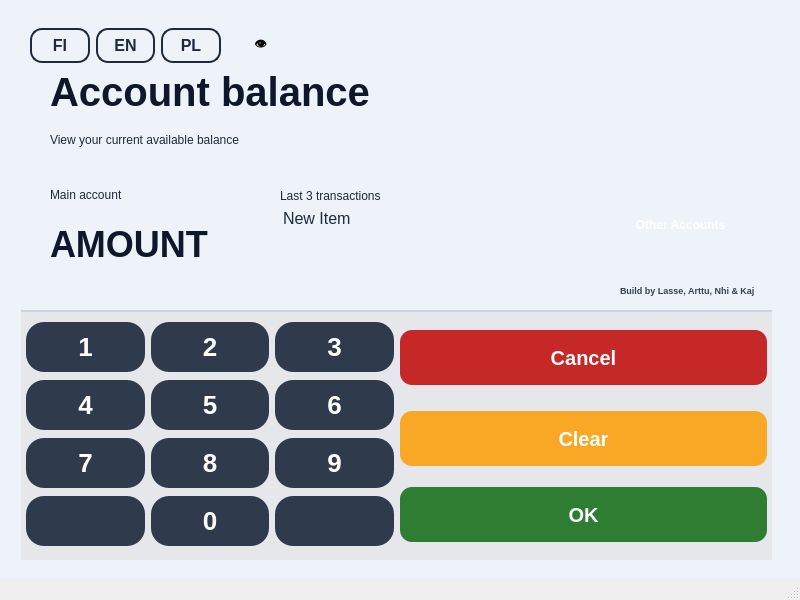
First picture: the form in bank-automat/mainwindow.ui, repository Lassesa/ATM_Bank-project, before the edit.
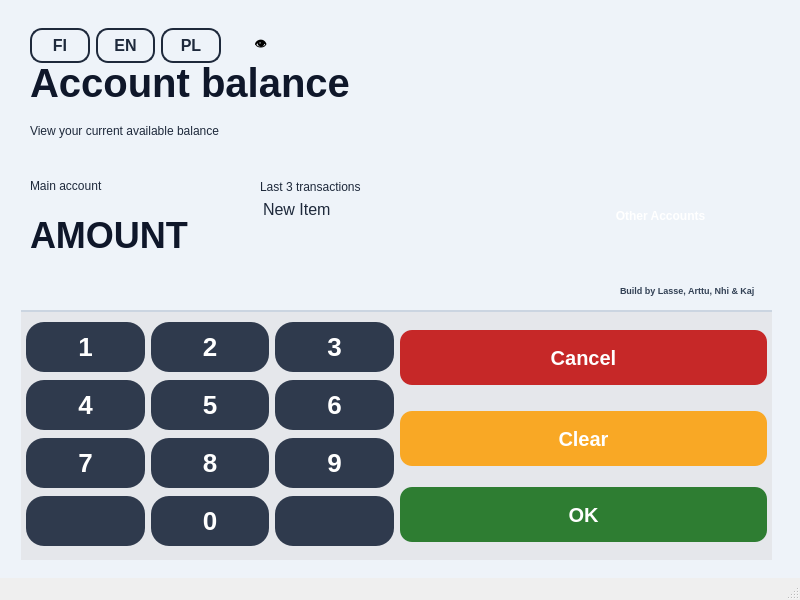
Second picture: the form after the edit. The open tabs and pages were chosen to show the change. Icons and pictures are not drawn.

Patch:
```diff
--- a/bank-automat/mainwindow.ui
+++ b/bank-automat/mainwindow.ui
@@ -205,8 +205,8 @@
    <widget class="QStackedWidget" name="display">
     <property name="geometry">
      <rect>
-      <x>20</x>
-      <y>19</y>
+      <x>0</x>
+      <y>10</y>
       <width>751</width>
       <height>281</height>
      </rect>
@@ -667,7 +667,7 @@
         <x>30</x>
         <y>50</y>
         <width>561</width>
-        <height>89</height>
+        <height>90</height>
        </rect>
       </property>
       <layout class="QGridLayout" name="welcomeTextLayout_Balance">
```
Left out of the diff: 8 changed lines with no effect on the pictures.
